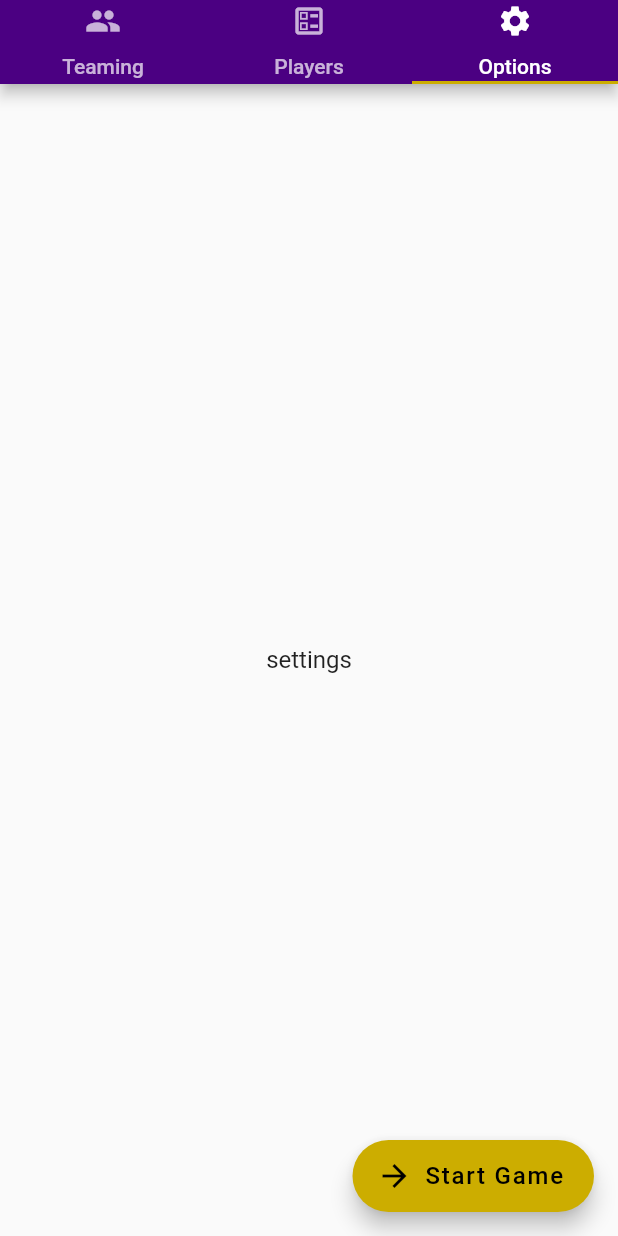
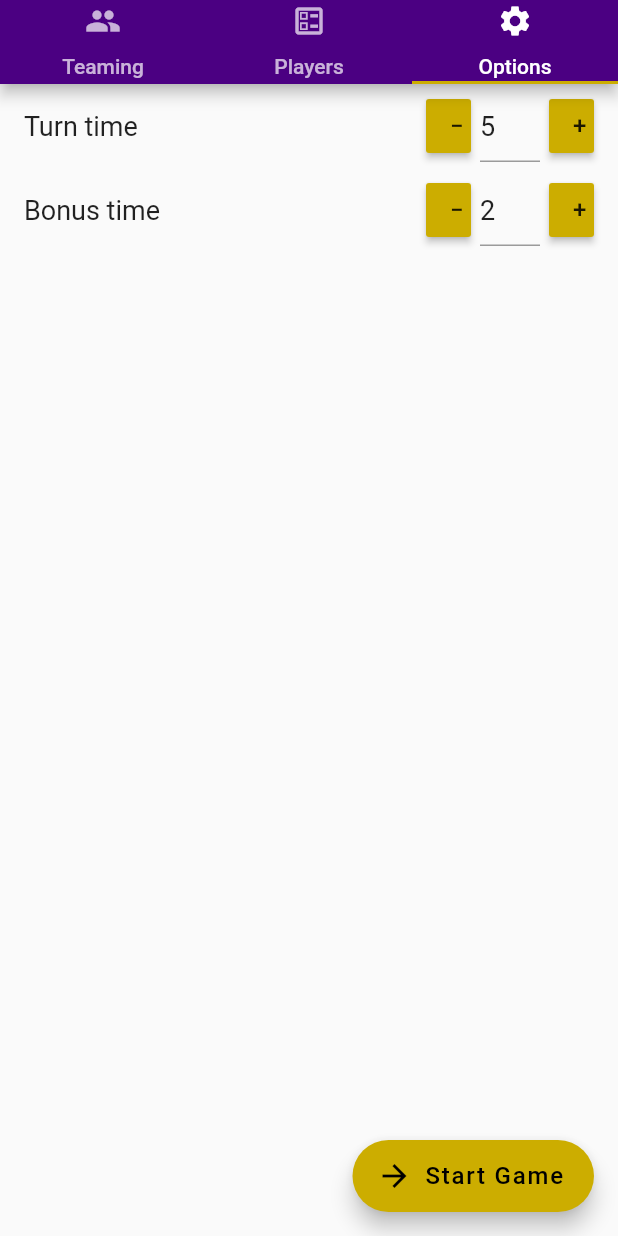
Before and after one commit to amatveiakin/hat-game, a Flutter app: the ConfigView screen opened directly, tab 3 chosen, on a phone screen of 412 x 824 dp. Run offline on Flutter 3.47's test engine with Material 2 defaults, Android fonts, the phone set to English and light mode, and no system bars; our stand-ins replace outline_material_icons; missing offline and left inert: russian_words.

Commit message:
Add basic rules config; controls turn time and bonus time.

```diff
--- a/lib/config_view.dart
+++ b/lib/config_view.dart
@@ -3,6 +3,7 @@ import 'package:hatgame/assertion.dart';
 import 'package:hatgame/game_config.dart';
 import 'package:hatgame/game_view.dart';
 import 'package:hatgame/player_config_view.dart';
+import 'package:hatgame/rules_config_view.dart';
 import 'package:hatgame/teaming_config_view.dart';
 import 'package:outline_material_icons/outline_material_icons.dart';
 
@@ -136,9 +137,13 @@ class _ConfigViewState extends State<ConfigView>
               _playersConfig = newConfig;
             }),
           ),
-          Center(child: Text('settings')),
+          RulesConfigView(
+            config: _rulesConfig,
+            onUpdate: (updater) => setState(() => updater()),
+          ),
         ],
       ),
+      // TODO: Convert to normal button, similarly to 'Next round'.
       floatingActionButton: FloatingActionButton.extended(
         onPressed: _startGame,
         label: Text('Start Game'),
--- a/lib/game_config.dart
+++ b/lib/game_config.dart
@@ -2,9 +2,10 @@
 // Rules
 
 class RulesConfig {
-  int explanationSeconds = 15;
+  int turnSeconds = 15;
+  int bonusSeconds = 5;
 
-  RulesConfig.dev() : explanationSeconds = 5;
+  RulesConfig.dev() : turnSeconds = 5, bonusSeconds = 2;
 }
 
 // =============================================================================
--- a/lib/game_view.dart
+++ b/lib/game_view.dart
@@ -266,7 +266,7 @@ class PlayAreaState extends State<PlayArea>
                                 Future.delayed(
                                     Duration(
                                         seconds: gameSettings
-                                            .rules.explanationSeconds), () {
+                                            .rules.turnSeconds), () {
                                   _gameViewState.update(() {
                                     gameState.finishExplanation(
                                         turnRestriction: turn);
@@ -327,7 +327,7 @@ class PlayAreaState extends State<PlayArea>
             child: Center(
               child: TimerView(
                 duration:
-                    Duration(seconds: gameSettings.rules.explanationSeconds),
+                    Duration(seconds: gameSettings.rules.turnSeconds),
               ),
             ),
           ),
--- /dev/null
+++ b/lib/numeric_field.dart
@@ -0,0 +1,81 @@
+import 'package:flutter/material.dart';
+import 'package:flutter/services.dart';
+import 'package:hatgame/assertion.dart';
+import 'package:hatgame/theme.dart';
+
+class NumericField extends StatelessWidget {
+  final TextEditingController controller;
+  final List<int> goldenValues;
+
+  NumericField({
+    @required this.controller,
+    @required this.goldenValues,
+  }) {
+    Assert.holds(goldenValues.isNotEmpty);
+  }
+
+  void _incValue() {
+    final int currentValue = int.tryParse(controller.text);
+    final int newValue = (currentValue != null)
+        ? goldenValues.firstWhere((v) => v > currentValue)
+        : goldenValues.first;
+    controller.text = newValue.toString();
+  }
+
+  void _decValue() {
+    final int currentValue = int.tryParse(controller.text);
+    final int newValue = (currentValue != null)
+        ? goldenValues.lastWhere((v) => v < currentValue)
+        : goldenValues.last;
+    controller.text = newValue.toString();
+  }
+
+  @override
+  Widget build(BuildContext context) {
+    const double buttonWidth = 30;
+    const double textFieldWidth = 40;
+    const double padding = 6;
+    // TODO: Center text on +/- buttons.
+    // TODO: Select on focus.
+    return Row(
+      children: [
+        SizedBox(
+          width: buttonWidth,
+          child: RaisedButton(
+            child: Text(
+              '−', // note: this is a minus sign (U+2212)
+              textAlign: TextAlign.center,
+            ),
+            color: MyTheme.accent,
+            onPressed: _decValue,
+          ),
+        ),
+        SizedBox(
+          width: padding,
+        ),
+        SizedBox(
+          width: textFieldWidth,
+          child: TextField(
+            controller: controller,
+            keyboardType: TextInputType.number,
+            inputFormatters: [WhitelistingTextInputFormatter.digitsOnly],
+          ),
+        ),
+        SizedBox(
+          width: padding,
+        ),
+        SizedBox(
+          width: buttonWidth,
+          child: RaisedButton(
+            child: Text(
+              '+',
+              textAlign: TextAlign.center,
+            ),
+            color: MyTheme.accent,
+            onPressed: _incValue,
+          ),
+        ),
+      ],
+    );
+  }
+}
--- /dev/null
+++ b/lib/rules_config_view.dart
@@ -0,0 +1,110 @@
+import 'package:flutter/material.dart';
+import 'package:hatgame/game_config.dart';
+import 'package:hatgame/numeric_field.dart';
+
+class RulesConfigView extends StatefulWidget {
+  final RulesConfig config;
+  final void Function(void Function()) onUpdate;
+
+  RulesConfigView({@required this.config, @required this.onUpdate});
+
+  @override
+  State<StatefulWidget> createState() => RulesConfigViewState();
+}
+
+class RulesConfigViewState extends State<RulesConfigView> {
+  static const List<int> turnTimeGoldenValues = [
+    10,
+    15,
+    20,
+    25,
+    30,
+    40,
+    50,
+    60,
+    90,
+    120,
+    150,
+    180,
+    240,
+    300,
+  ];
+
+  static const List<int> bonusTimeGoldenValues = [
+    0,
+    3,
+    5,
+    7,
+    10,
+    15,
+    20,
+    25,
+    30,
+    40,
+    50,
+    60,
+    90,
+  ];
+
+  final _turnTimeController = TextEditingController();
+  final _bonusTimeController = TextEditingController();
+
+  get config => widget.config;
+  get onUpdate => widget.onUpdate;
+
+  @override
+  void initState() {
+    super.initState();
+
+    _turnTimeController.text = config.turnSeconds.toString();
+    _turnTimeController.addListener(() => onUpdate(() {
+          config.turnSeconds = int.tryParse(_turnTimeController.text);
+        }));
+
+    _bonusTimeController.text = config.bonusSeconds.toString();
+    _bonusTimeController.addListener(() => onUpdate(() {
+          config.bonusSeconds = int.tryParse(_bonusTimeController.text);
+        }));
+  }
+
+  @override
+  void dispose() {
+    _turnTimeController.dispose();
+    _bonusTimeController.dispose();
+    super.dispose();
+  }
+
+  @override
+  Widget build(BuildContext context) {
+    return ListView(
+      children: [
+        ListTile(
+          title: Row(
+            children: [
+              Expanded(
+                child: Text('Turn time'),
+              ),
+              NumericField(
+                controller: _turnTimeController,
+                goldenValues: turnTimeGoldenValues,
+              ),
+            ],
+          ),
+        ),
+        ListTile(
+          title: Row(
+            children: [
+              Expanded(
+                child: Text('Bonus time'),
+              ),
+              NumericField(
+                controller: _bonusTimeController,
+                goldenValues: bonusTimeGoldenValues,
+              ),
+            ],
+          ),
+        ),
+      ],
+    );
+  }
+}
```
